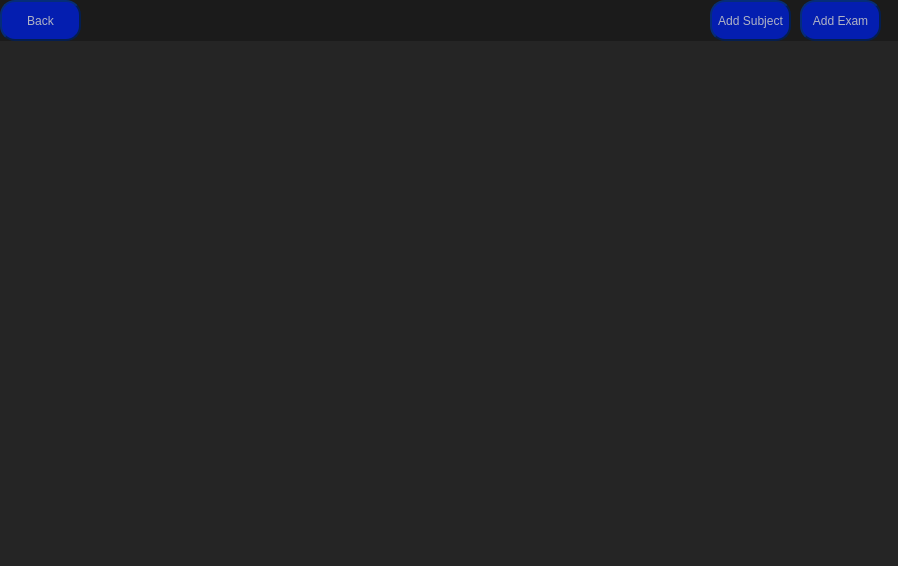
Before: the Qt Designer form StudySphere/StudySphere.ui in AlexOfRivia/Hackathon-WFIS, drawn with Qt 5.
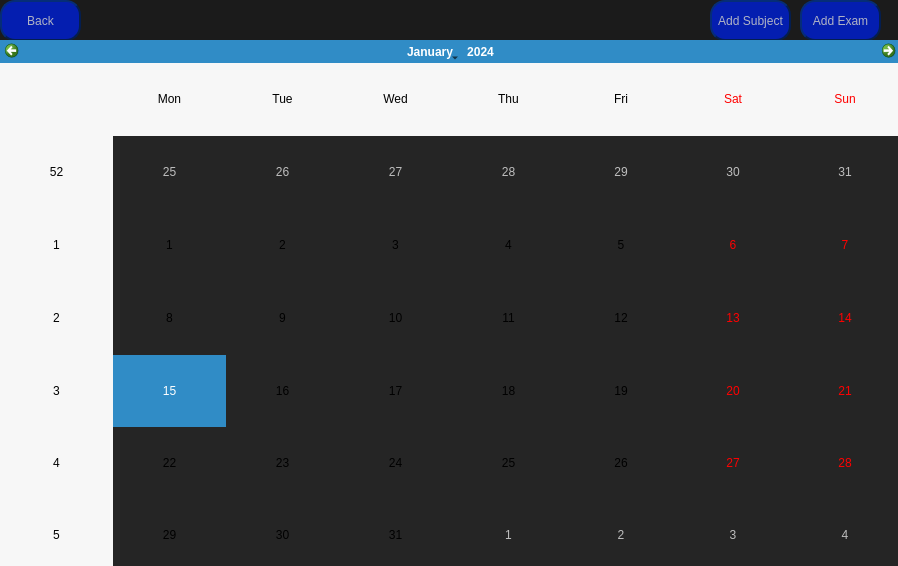
After: the same form once the commit is applied.

Commit message: Calendar ui frame complete, time for code implementation

Patch:
```diff
--- a/StudySphere/StudySphere.ui
+++ b/StudySphere/StudySphere.ui
@@ -300,6 +300,16 @@
        </property>
       </widget>
      </widget>
+     <widget class="QCalendarWidget" name="calendarWidget">
+      <property name="geometry">
+       <rect>
+        <x>0</x>
+        <y>40</y>
+        <width>901</width>
+        <height>531</height>
+       </rect>
+      </property>
+     </widget>
     </widget>
    </widget>
   </widget>
```
